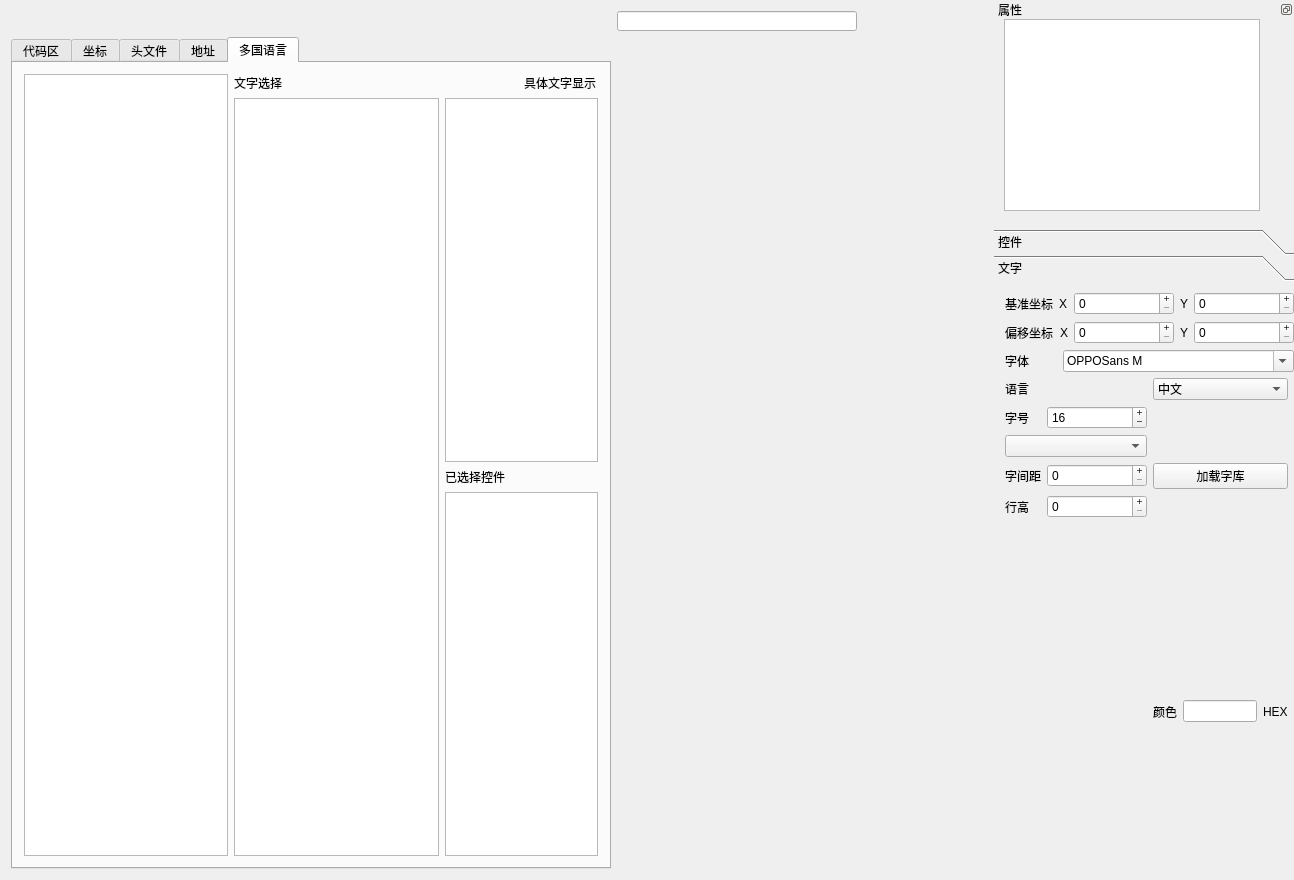
The window that mainwindow.ui (gk8202220/UIAuto) describes before a commit, drawn with Qt 5.
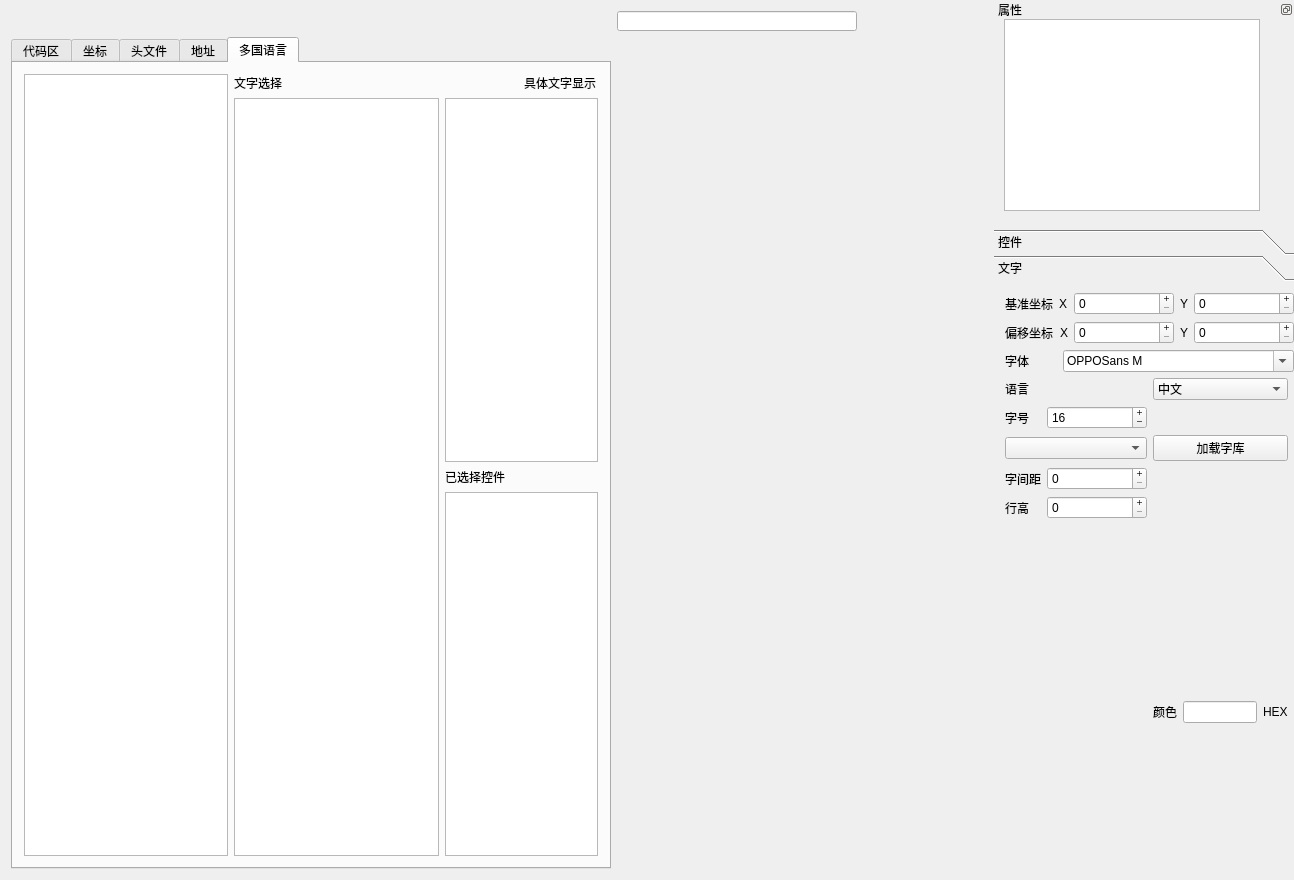
The same window after the commit. Icons and pictures are not drawn.

What changed in the file:
```diff
--- a/mainwindow.ui
+++ b/mainwindow.ui
@@ -1670,16 +1670,16 @@
          </item>
         </layout>
        </item>
-       <item row="8" column="1">
-        <widget class="QPushButton" name="PB_lond_font">
-         <property name="text">
-          <string>加载字库</string>
-         </property>
-        </widget>
-       </item>
        <item row="7" column="0">
         <widget class="QComboBox" name="comboBox_texts"/>
        </item>
+       <item row="7" column="1">
+        <widget class="QPushButton" name="PB_lond_font">
+         <property name="text">
+          <string>加载字库</string>
+         </property>
+        </widget>
+       </item>
       </layout>
      </widget>
     </widget>
```
Left out of the diff: 502 changed lines with no effect on the pictures.
